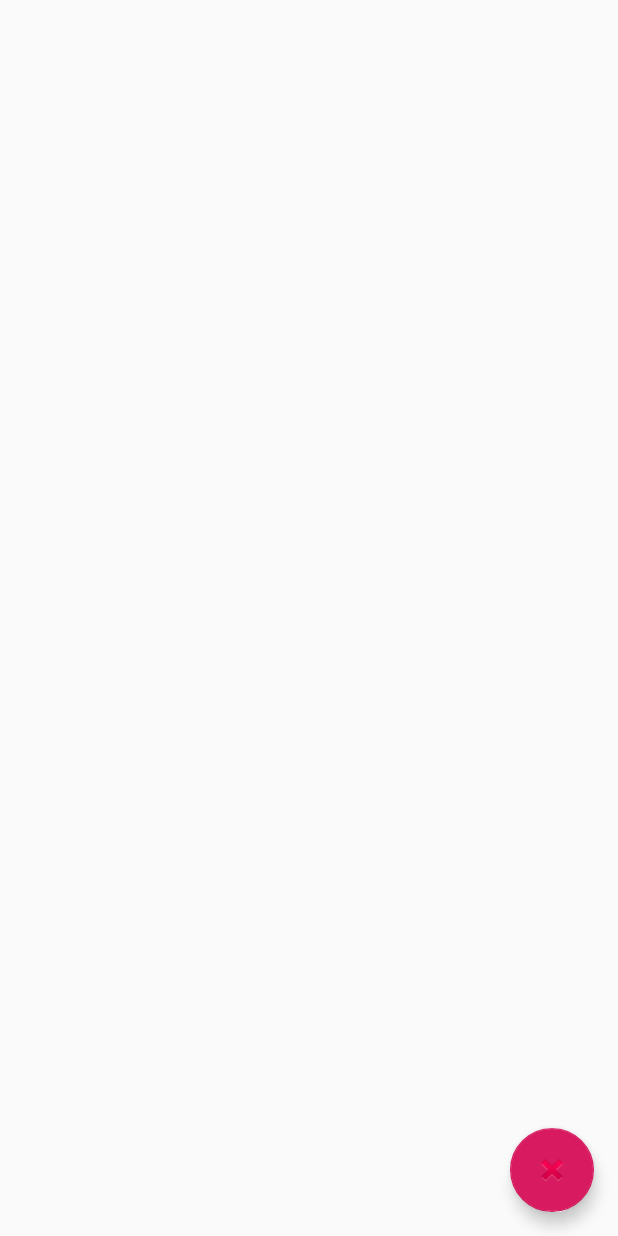
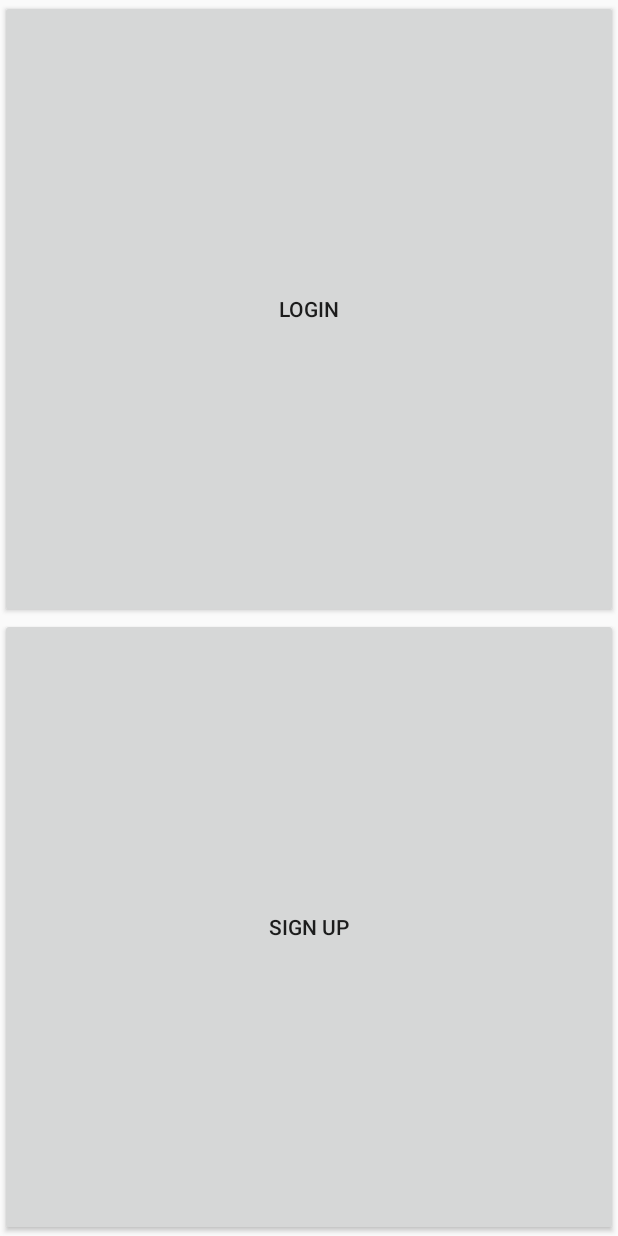
Before and after one commit to LolWalid/tasks, an Android app: the screen it shows after launch (MainActivity before the commit, AuthenticationActivity after it), on a phone screen of 412 x 824 dp. Run offline under Robolectric (Android 15) with nearby library versions, the phone set to English and light mode, and no system bars.

Commit message:
add user login

```diff
--- /dev/null
+++ b/app/src/main/java/com/edupad/tasks/App.kt
@@ -0,0 +1,11 @@
+package com.edupad.tasks
+
+import android.app.Application
+import com.edupad.tasks.services.Api
+
+class App: Application() {
+    override fun onCreate() {
+        super.onCreate()
+        Api.INSTANCE = Api(this)
+    }
+}
--- /dev/null
+++ b/app/src/main/java/com/edupad/tasks/models/Token.kt
@@ -0,0 +1,3 @@
+package com.edupad.tasks.models
+
+data class Token(val token: String)
--- a/app/src/main/java/com/edupad/tasks/models/UserInfo.kt
+++ b/app/src/main/java/com/edupad/tasks/models/UserInfo.kt
@@ -11,7 +11,7 @@ data class UserInfo(@field:Json(name = "email") val email: String,
 
 
 //@JsonClass(generateAdapter = true)
-//data class UserForm(@field:Json(name = "user") val infoForm: UserInfoForm) : Serializable
+//data class UserLogin(@field:Json(name = "user") val infoForm: UserInfoForm) : Serializable
 //
 //@JsonClass(generateAdapter = true)
 //data class UserInfoForm(@field:Json(name = "avatar") @Part val avatar: MultipartBody.Part): Serializable
--- /dev/null
+++ b/app/src/main/java/com/edupad/tasks/models/UserLogin.kt
@@ -0,0 +1,3 @@
+package com.edupad.tasks.models
+
+data class UserLogin(val email: String, val password: String)
--- a/app/src/main/java/com/edupad/tasks/services/TasksApi.kt
+++ b/app/src/main/java/com/edupad/tasks/services/Api.kt
@@ -1,7 +1,10 @@
 package com.edupad.tasks.services
 
+import android.content.Context
 import com.edupad.tasks.models.Task
+import com.edupad.tasks.models.Token
 import com.edupad.tasks.models.UserInfo
+import com.edupad.tasks.models.UserLogin
 import com.squareup.moshi.Moshi
 import com.squareup.moshi.kotlin.reflect.KotlinJsonAdapterFactory
 import okhttp3.MultipartBody
@@ -11,9 +14,7 @@ import retrofit2.Retrofit
 import retrofit2.converter.moshi.MoshiConverterFactory
 import retrofit2.http.*
 
-object TaskApi {
-    private const val BASE_URL = "https://android-tasks-api.herokuapp.com/api/"
-    private const val TOKEN = "eyJhbGciOiJIUzI1NiJ9.eyJ1c2VyX2lkIjoxLCJleHAiOjE2MDY4Mjc4MzN9.n43vapilYMJw-9dO43tMKqoDG_yq71MN08LLaxbAfJE"
+class Api(private val context: Context) {
 
     private val moshi = Moshi.Builder()
         .add(KotlinJsonAdapterFactory())
@@ -23,12 +24,13 @@ object TaskApi {
         OkHttpClient.Builder()
             .addInterceptor { chain ->
                 val newRequest = chain.request().newBuilder()
-                    .addHeader("Authorization", "Bearer $TOKEN")
+                    .addHeader("Authorization", "Bearer ${token()}")
                     .addHeader("Content-Type", "application/json")
                     .addHeader("Accept", "application/json")
                     .build()
                 chain.proceed(newRequest)
             }
+            .addInterceptor(LoggingInterceptor())
             .build()
     }
 
@@ -40,6 +42,14 @@ object TaskApi {
 
     val tasksService: TasksService by lazy { retrofit.create(TasksService::class.java) }
     val userService: UserService by lazy { retrofit.create(UserService::class.java) }
+
+    private fun token() =
+        context.getSharedPreferences("tasks_preferences", Context.MODE_PRIVATE).getString("JWT_TOKEN", "") ?: ""
+
+    companion object {
+        private const val BASE_URL = "https://android-tasks-api.herokuapp.com/api/"
+        lateinit var INSTANCE: Api
+    }
 }
 
 interface TasksService {
@@ -66,4 +76,7 @@ interface UserService {
 
     @PATCH("users")
     suspend fun update(@Body user: UserInfo): Response<UserInfo>
+
+    @POST("users/login")
+    suspend fun login(@Body user: UserLogin): Response<Token>
 }
--- a/app/src/main/java/com/edupad/tasks/services/TasksRepository.kt
+++ b/app/src/main/java/com/edupad/tasks/services/TasksRepository.kt
@@ -4,7 +4,7 @@ import android.util.Log
 import com.edupad.tasks.models.Task
 
 class TasksRepository {
-    private val tasksService = TaskApi.tasksService
+    private val tasksService = Api.INSTANCE.tasksService
 
     suspend fun deleteTask(id: String): Boolean {
         val tasksResponse = tasksService.deleteTask(id)
--- /dev/null
+++ b/app/src/main/java/com/edupad/tasks/views/AuthenticationActivity.kt
@@ -0,0 +1,13 @@
+package com.edupad.tasks.views
+
+import android.os.Bundle
+import androidx.fragment.app.FragmentActivity
+import com.edupad.tasks.R
+
+class AuthenticationActivity : FragmentActivity() {
+
+    override fun onCreate(savedInstanceState: Bundle?) {
+        super.onCreate(savedInstanceState)
+        setContentView(R.layout.activity_login)
+    }
+}
--- a/app/src/main/java/com/edupad/tasks/views/UserActivity.kt
+++ b/app/src/main/java/com/edupad/tasks/views/UserActivity.kt
@@ -11,7 +11,7 @@ import androidx.core.app.ActivityCompat
 import androidx.core.content.ContextCompat
 import com.bumptech.glide.Glide
 import com.edupad.tasks.R
-import com.edupad.tasks.services.TaskApi
+import com.edupad.tasks.services.Api
 import kotlinx.android.synthetic.main.activity_user.*
 import kotlinx.coroutines.GlobalScope
 import kotlinx.coroutines.launch
@@ -111,7 +111,7 @@ class UserActivity: AppCompatActivity() {
         // send Request to update User Avatar in Server
         imageBody?.let {
             GlobalScope.launch {
-                TaskApi.userService.updateAvatar(it)
+                Api.INSTANCE.userService.updateAvatar(it)
             }
         }
     }
--- /dev/null
+++ b/app/src/main/java/com/edupad/tasks/views/authentication_fragments/OnBoardingFragment.kt
@@ -0,0 +1,29 @@
+package com.edupad.tasks.views.authentication_fragments
+
+import android.os.Bundle
+import android.view.LayoutInflater
+import android.view.View
+import android.view.ViewGroup
+import androidx.fragment.app.Fragment
+import androidx.navigation.findNavController
+import com.edupad.tasks.R
+import kotlinx.android.synthetic.main.fragment_on_boarding.view.*
+
+class OnBoardingFragment: Fragment() {
+    override fun onCreateView(
+        inflater: LayoutInflater,
+        container: ViewGroup?,
+        savedInstanceState: Bundle?
+    ): View? {
+        val view = inflater.inflate(R.layout.fragment_on_boarding, container, false)
+        view.login_button.setOnClickListener {
+            view.findNavController().navigate(R.id.action_onBoardingFragment_to_loginFragment)
+        }
+
+        view.signup_button.setOnClickListener {
+            view.findNavController().navigate(R.id.action_onBoardingFragment_to_signUpFragment)
+        }
+
+        return view
+    }
+}
--- a/app/src/main/java/com/edupad/tasks/views/fragments/TasksFragment.kt
+++ b/app/src/main/java/com/edupad/tasks/views/fragments/TasksFragment.kt
@@ -16,7 +16,7 @@ import com.bumptech.glide.Glide
 import com.edupad.tasks.R
 import com.edupad.tasks.models.TasksViewModel
 import com.edupad.tasks.models.UserInfo
-import com.edupad.tasks.services.TaskApi
+import com.edupad.tasks.services.Api
 import kotlinx.android.synthetic.main.main_fragment_layout.*
 import kotlinx.android.synthetic.main.main_fragment_layout.view.*
 import kotlinx.coroutines.GlobalScope
@@ -56,14 +56,13 @@ class TasksFragment: Fragment() {
     private fun getInfo(): LiveData<UserInfo> {
         val userInfo = MutableLiveData<UserInfo>()
         GlobalScope.launch {
-            val response = TaskApi.userService.getInfo()
+            val response = Api.INSTANCE.userService.getInfo()
             Log.e("downloadImage", response.body().toString())
             if (response.isSuccessful) {
                 response.body()?.let {
                     userInfo.postValue(it)
-
-                    val u = UserInfo(it.email, it.firstname + "1", it.lastname, it.avatar)
-                    val response2 = TaskApi.userService.update(u)
+//                    val u = UserInfo(it.email, it.firstname + "1", it.lastname, it.avatar)
+//                    val response2 = Api.INSTANCE.userService.update(u)
                 }
             }
 
--- /dev/null
+++ b/app/src/main/res/layout/fragment_on_boarding.xml
@@ -0,0 +1,23 @@
+<?xml version="1.0" encoding="utf-8"?>
+<LinearLayout
+    xmlns:android="http://schemas.android.com/apk/res/android"
+    android:layout_width="match_parent"
+    android:layout_height="match_parent"
+    android:orientation="vertical">
+    <Button
+        android:id="@+id/login_button"
+        android:text="Login"
+        android:layout_width="match_parent"
+        android:layout_height="0dp"
+        android:layout_weight="1"
+        />
+
+    <Button
+        android:id="@+id/signup_button"
+        android:text="Sign UP"
+        android:layout_width="match_parent"
+        android:layout_height="0dp"
+        android:layout_weight="1"
+        />
+
+</LinearLayout>
--- a/build.gradle
+++ b/build.gradle
@@ -8,7 +8,7 @@ buildscript {
 
     }
     dependencies {
-        classpath 'com.android.tools.build:gradle:3.5.1'
+        classpath 'com.android.tools.build:gradle:4.1.1'
         classpath "org.jetbrains.kotlin:kotlin-gradle-plugin:$kotlin_version"
         // NOTE: Do not place your application dependencies here; they belong
         // in the individual module build.gradle files
```
Also changed, not shown: app/build.gradle (+6 -2 lines), app/src/main/AndroidManifest.xml (+22 -1 lines), app/src/main/java/com/edupad/tasks/views/authentication_fragments/LoginFragment.kt (added, +56 -0 lines), app/src/main/java/com/edupad/tasks/views/authentication_fragments/SignUpFragment.kt (added, +20 -0 lines), app/src/main/res/layout/activity_login.xml (added, +11 -0 lines), app/src/main/res/layout/fragment_login.xml (added, +25 -0 lines), app/src/main/res/layout/fragment_signup.xml (added, +11 -0 lines), app/src/main/res/navigation/nav_graph.xml (added, +26 -0 lines), gradle/wrapper/gradle-wrapper.properties.
